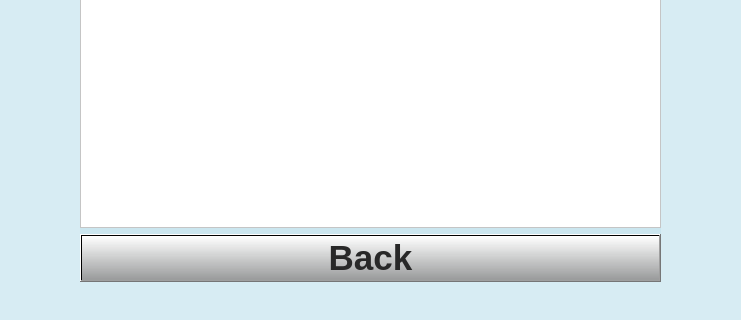
gurpartap007/qtmop, file etu.ui: the form before one commit; both pictures show x 300 to 1041 and y 329 to 649 of the 1381 by 649 pixel window.
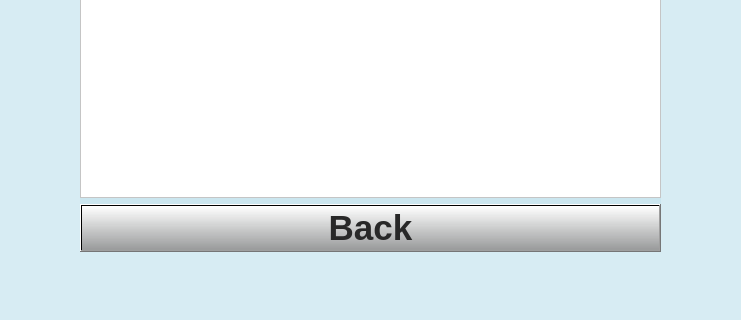
The form after the commit. Icons and pictures are not drawn.

```diff
--- a/etu.ui
+++ b/etu.ui
@@ -25,7 +25,7 @@
      <x>380</x>
      <y>30</y>
      <width>581</width>
-     <height>581</height>
+     <height>551</height>
     </rect>
    </property>
    <layout class="QVBoxLayout" name="verticalLayout_6">
```
